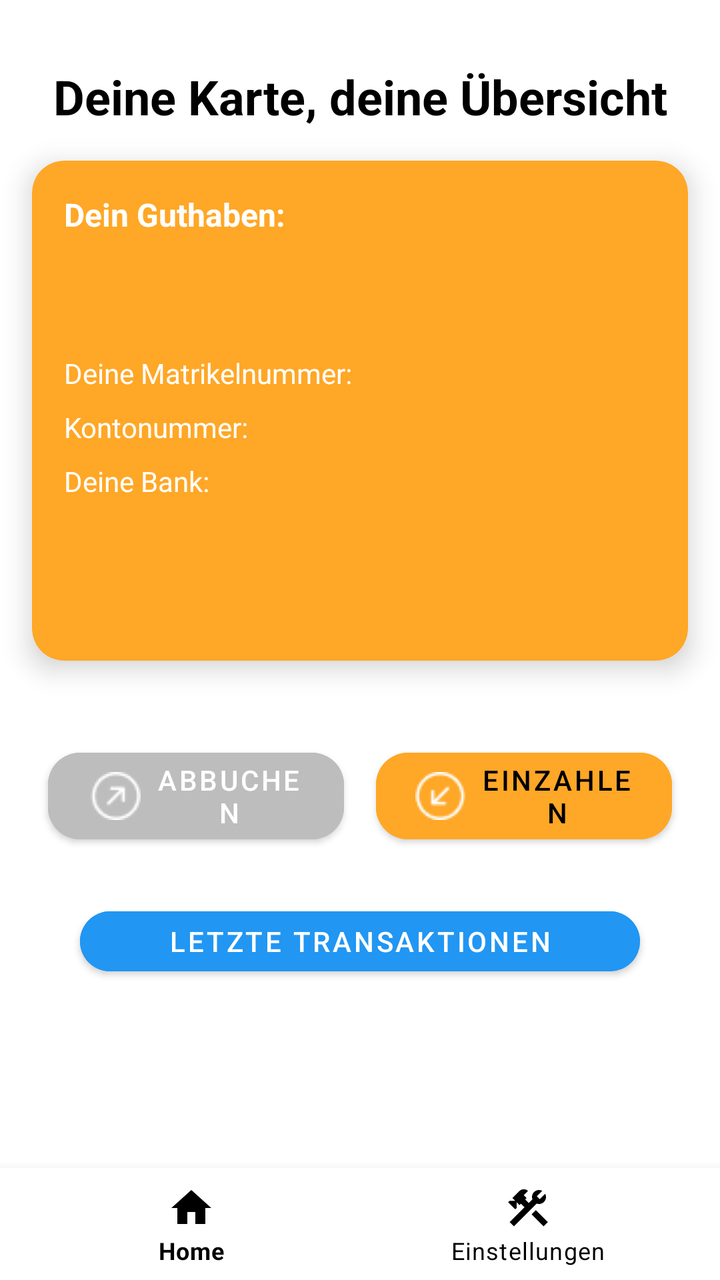
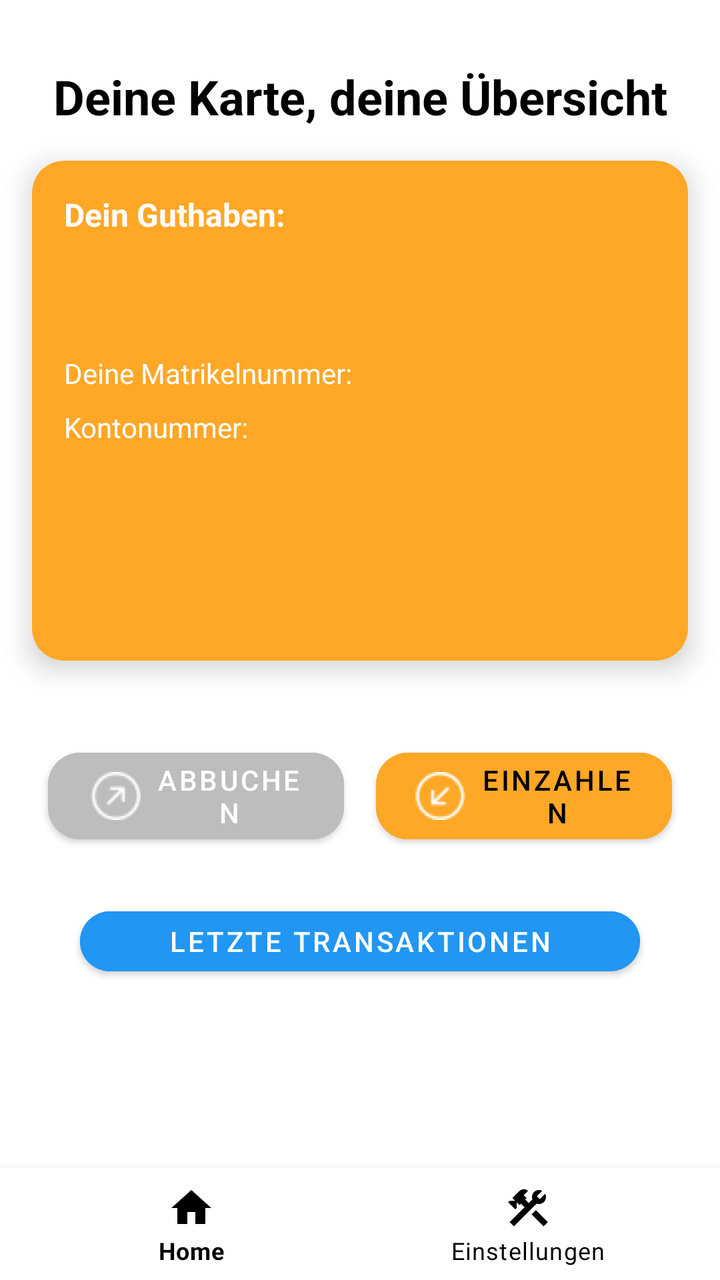

Two renders of the same Android screen: before a commit and after it. Below are the layout's source before the change and the commit's diff.
<!-- AndroidManifest.xml: application theme Theme.MAStudiPay -->
<!-- res/layout/fragment_orange_details.xml -->
<?xml version="1.0" encoding="utf-8"?>
<androidx.constraintlayout.widget.ConstraintLayout
    xmlns:android="http://schemas.android.com/apk/res/android"
    xmlns:app="http://schemas.android.com/apk/res-auto"
    android:layout_width="match_parent"
    android:layout_height="match_parent"
    android:background="@color/white">



    <TextView
        android:id="@+id/card_welcome_text"
        android:layout_width="wrap_content"
        android:layout_height="wrap_content"
        android:text="Deine Karte, deine Übersicht"
        android:textSize="24sp"
        android:textStyle="bold"
        android:textColor="@color/black"
        app:layout_constraintTop_toTopOf="parent"
        app:layout_constraintStart_toStartOf="parent"
        app:layout_constraintEnd_toEndOf="parent"
        android:layout_marginTop="32dp" />

    
    <androidx.cardview.widget.CardView
        android:id="@+id/balance_card_detail"
        android:layout_width="0dp"
        android:layout_height="250dp"
        android:layout_margin="16dp"
        app:cardCornerRadius="16dp"
        app:cardElevation="8dp"
        android:transitionName="expandCard"
        android:backgroundTint="@color/orange"
        app:layout_constraintTop_toBottomOf="@id/card_welcome_text"
        app:layout_constraintStart_toStartOf="parent"
        app:layout_constraintEnd_toEndOf="parent">

        <LinearLayout
            android:layout_width="match_parent"
            android:layout_height="match_parent"
            android:orientation="vertical"
            android:padding="16dp">

            
            <TextView
                android:id="@+id/card_dashboard_balance"
                android:layout_width="wrap_content"
                android:layout_height="wrap_content"
                android:text="Dein Guthaben:"
                android:textColor="@color/white"
                android:textSize="16sp"
                android:textStyle="bold" />

            
            <TextView
                android:id="@+id/card_balance_value"
                android:layout_width="wrap_content"
                android:layout_height="wrap_content"
                android:layout_marginTop="8dp"
                android:text=""
                android:textColor="@color/white"
                android:textSize="32sp"
                android:textStyle="bold" />

            
            <LinearLayout
                android:layout_width="match_parent"
                android:layout_height="wrap_content"
                android:layout_marginTop="8dp"
                android:orientation="horizontal">

                <TextView
                    android:id="@+id/matriculationNumber_label"
                    android:layout_width="0dp"
                    android:layout_height="wrap_content"
                    android:layout_weight="1"
                    android:text="Deine Matrikelnummer:"
                    android:textColor="@color/white"
                    android:textSize="14sp" />

                <TextView
                    android:id="@+id/matrikelnummer_value"
                    android:layout_width="wrap_content"
                    android:layout_height="wrap_content"
                    android:text=""
                    android:textColor="@color/white"
                    android:textSize="14sp" />
            </LinearLayout>

            
            <LinearLayout
                android:layout_width="match_parent"
                android:layout_height="wrap_content"
                android:layout_marginTop="8dp"
                android:orientation="horizontal">

                <TextView
                    android:id="@+id/acountnumber_label"
                    android:layout_width="0dp"
                    android:layout_height="wrap_content"
                    android:layout_weight="1"
                    android:text="Kontonummer:"
                    android:textColor="@color/white"
                    android:textSize="14sp" />

                <TextView
                    android:id="@+id/acountnumber_value"
                    android:layout_width="wrap_content"
                    android:layout_height="wrap_content"
                    android:text=""
                    android:textColor="@color/white"
                    android:textSize="14sp" />
            </LinearLayout>

            
            <LinearLayout
                android:layout_width="match_parent"
                android:layout_height="wrap_content"
                android:layout_marginTop="8dp"
                android:orientation="horizontal">

                <TextView
                    android:id="@+id/bank_connection_label"
                    android:layout_width="0dp"
                    android:layout_height="wrap_content"
                    android:layout_weight="1"
                    android:text="Deine Bank:"
                    android:textColor="@color/white"
                    android:textSize="14sp" />

                <TextView
                    android:id="@+id/card_detail_bank_value"
                    android:layout_width="wrap_content"
                    android:layout_height="wrap_content"
                    android:text=""
                    android:textColor="@color/white"
                    android:textSize="14sp" />
            </LinearLayout>


        </LinearLayout>
    </androidx.cardview.widget.CardView>

    <com.google.android.material.button.MaterialButton
        android:id="@+id/send_to_bank_button"
        android:layout_width="0dp"
        android:layout_height="wrap_content"
        android:layout_marginStart="24dp"
        android:layout_marginTop="40dp"
        android:layout_marginEnd="8dp"
        android:backgroundTint="@color/gray"
        android:text="Abbuchen"
        android:textColor="@color/white"
        app:cornerRadius="16dp"
        app:icon="@drawable/ic_send"
        app:iconGravity="textStart"
        app:layout_constraintEnd_toStartOf="@id/get_from_bank_button"
        app:layout_constraintStart_toStartOf="parent"
        app:layout_constraintTop_toBottomOf="@id/balance_card_detail" />

    <com.google.android.material.button.MaterialButton
        android:id="@+id/get_from_bank_button"
        android:layout_width="0dp"
        android:layout_height="wrap_content"
        android:layout_marginStart="8dp"
        android:layout_marginTop="40dp"
        android:layout_marginEnd="24dp"
        android:backgroundTint="@color/orange"
        android:text="Einzahlen"
        android:textColor="@color/black"
        app:cornerRadius="16dp"
        app:icon="@drawable/ic_receive"
        app:iconGravity="textStart"
        app:layout_constraintEnd_toEndOf="parent"
        app:layout_constraintStart_toEndOf="@id/send_to_bank_button"
        app:layout_constraintTop_toBottomOf="@id/balance_card_detail" />

    <com.google.android.material.button.MaterialButton
        android:id="@+id/transaction_button"
        android:layout_width="280dp"
        android:layout_height="42dp"
        android:layout_marginStart="24dp"
        android:layout_marginTop="24dp"
        android:layout_marginEnd="24dp"
        android:backgroundTint="@color/blue"
        android:text="Letzte Transaktionen"
        android:textColor="@color/white"
        app:cornerRadius="16dp"
        app:layout_constraintEnd_toEndOf="parent"
        app:layout_constraintStart_toStartOf="parent"
        app:layout_constraintTop_toBottomOf="@id/get_from_bank_button" />

    <com.google.android.material.bottomnavigation.BottomNavigationView
        android:id="@+id/bottom_navigation"
        android:layout_width="0dp"
        android:layout_height="wrap_content"
        android:background="@color/white"
        app:menu="@menu/bottom_nav_menu"
        app:itemIconTint="@color/black"
        app:itemTextColor="@color/black"
        app:layout_constraintBottom_toBottomOf="parent"
        app:layout_constraintStart_toStartOf="parent"
        app:layout_constraintEnd_toEndOf="parent" />
</androidx.constraintlayout.widget.ConstraintLayout>
<!-- resources referenced by this layout -->
<resources>
  <color name="black">#000000</color>
  <color name="blue">#2196F3</color>&gt;
  <color name="gray">#BDBDBD</color>
  <color name="orange">#FFA726</color>
  <color name="white">#FFFFFF</color>
  <!-- drawable ic_receive: png bitmap (drawable, 491 bytes) -->
  <!-- drawable ic_send: png bitmap (drawable, 498 bytes) -->
  <style name="Theme.MAStudiPay" parent="Theme.MaterialComponents.DayNight.NoActionBar">
  
      </style>
</resources>

<!-- the commit's change to res/layout/fragment_orange_details.xml (unified diff, before → after) -->
@@ -5,8 +5,6 @@
     android:layout_width="match_parent"
     android:layout_height="match_parent"
     android:background="@color/white">
-
-
 
     <TextView
         android:id="@+id/card_welcome_text"
@@ -21,7 +19,6 @@
         app:layout_constraintEnd_toEndOf="parent"
         android:layout_marginTop="32dp" />
 
-    
     <androidx.cardview.widget.CardView
         android:id="@+id/balance_card_detail"
         android:layout_width="0dp"
@@ -41,7 +38,6 @@
             android:orientation="vertical"
             android:padding="16dp">
 
-            
             <TextView
                 android:id="@+id/card_dashboard_balance"
                 android:layout_width="wrap_content"
@@ -51,7 +47,6 @@
                 android:textSize="16sp"
                 android:textStyle="bold" />
 
-            
             <TextView
                 android:id="@+id/card_balance_value"
                 android:layout_width="wrap_content"
@@ -62,7 +57,6 @@
                 android:textSize="32sp"
                 android:textStyle="bold" />
 
-            
             <LinearLayout
                 android:layout_width="match_parent"
                 android:layout_height="wrap_content"
@@ -70,7 +64,7 @@
                 android:orientation="horizontal">
 
                 <TextView
-                    android:id="@+id/matriculationNumber_label"
+                    android:id="@+id/matrikelnummer_label"
                     android:layout_width="0dp"
                     android:layout_height="wrap_content"
                     android:layout_weight="1"
@@ -119,22 +113,7 @@
                 android:layout_marginTop="8dp"
                 android:orientation="horizontal">
 
-                <TextView
-                    android:id="@+id/bank_connection_label"
-                    android:layout_width="0dp"
-                    android:layout_height="wrap_content"
-                    android:layout_weight="1"
-                    android:text="Deine Bank:"
-                    android:textColor="@color/white"
-                    android:textSize="14sp" />
 
-                <TextView
-                    android:id="@+id/card_detail_bank_value"
-                    android:layout_width="wrap_content"
-                    android:layout_height="wrap_content"
-                    android:text=""
-                    android:textColor="@color/white"
-                    android:textSize="14sp" />
             </LinearLayout>
 
 
